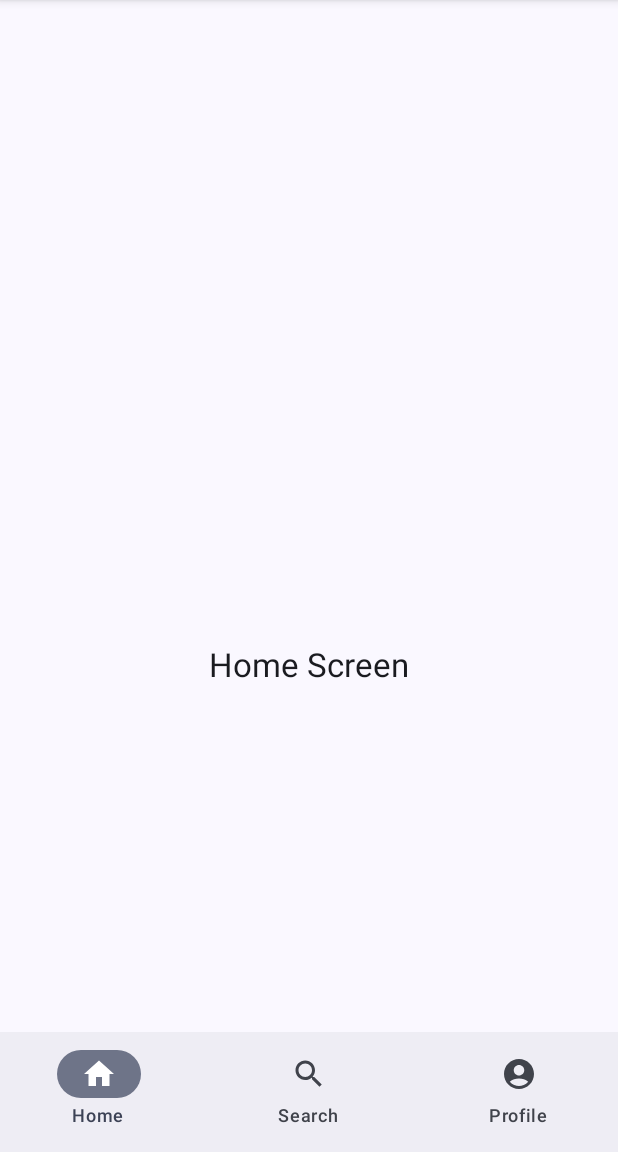
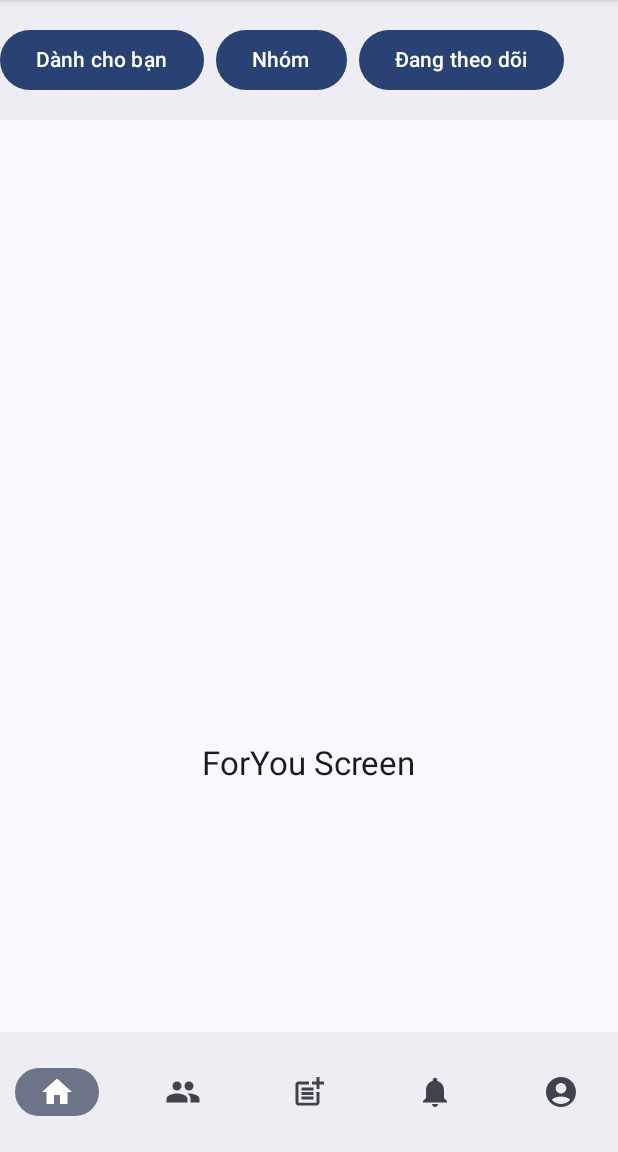
Before and after one commit to Thanh25102/SocialNetwork, an Android app built with Jetpack Compose: the screen it shows after launch (MainActivity), on a phone screen of 412 x 824 dp, the part 84-1236 px from its top. Run offline under Robolectric (Android 15) with nearby library versions, the phone set to English and light mode, and no system bars; our stand-ins replace Dagger/Hilt's generated code.

Commit message:
feat(setup): done setup route

```diff
--- a/app/src/main/java/tech/mobile/social/MainActivity.kt
+++ b/app/src/main/java/tech/mobile/social/MainActivity.kt
@@ -8,6 +8,7 @@ import androidx.compose.material3.MaterialTheme
 import androidx.compose.material3.Surface
 import androidx.compose.ui.Modifier
 import dagger.hilt.android.AndroidEntryPoint
+import tech.mobile.social.navigation.RootNavigation
 import tech.mobile.social.ui.theme.NavigationBarTheme
 
 @AndroidEntryPoint
@@ -26,7 +27,7 @@ class MainActivity : AppCompatActivity() {
 //                    onDismissCountryDialog = {},
 //                )
                 Surface(modifier = Modifier.fillMaxSize(), color = MaterialTheme.colorScheme.background) {
-                    BottomNavigationBar()
+                    RootNavigation()
                 }
             }
 
--- a/app/src/main/java/tech/mobile/social/Screens.kt
+++ b/app/src/main/java/tech/mobile/social/Screens.kt
@@ -2,6 +2,20 @@ package tech.mobile.social
 
 sealed class Screens(val route: String) {
     data object Home : Screens("home")
-    data object Search : Screens("search")
+    data object Friends : Screens("friends")
+    data object Post : Screens("post")
+    data object Notification : Screens("notification")
     data object Profile : Screens("profile")
+
+    data object Login : Screens("login")
+    data object Register : Screens("register")
+    data object ForgotPassword : Screens("forgot-password")
+
+    data object Auth : Screens("auth")
+    data object AppRoot : Screens("app")
+
+
+    data object ForYou : Screens("for-you")
+    data object Group : Screens("group")
+    data object Following : Screens("following")
 }
--- /dev/null
+++ b/app/src/main/java/tech/mobile/social/navigation/RootNavigation.kt
@@ -0,0 +1,40 @@
+package tech.mobile.social.navigation
+
+import androidx.compose.runtime.Composable
+import androidx.navigation.compose.NavHost
+import androidx.navigation.compose.composable
+import androidx.navigation.compose.navigation
+import androidx.navigation.compose.rememberNavController
+import tech.mobile.social.navigation.app.BottomNavigationBar
+import tech.mobile.social.Screens
+import tech.mobile.social.screens.LoginScreen
+
+@Composable
+fun RootNavigation() {
+    val navController = rememberNavController()
+    NavHost(navController = navController, startDestination = Screens.AppRoot.route) {
+        //auth navigation
+        navigation(
+            startDestination = Screens.Login.route, route = Screens.Auth.route
+        ){
+            composable(route = Screens.Login.route) {
+                LoginScreen(navController)
+            }
+            composable(route = Screens.Register.route) {
+                LoginScreen(navController)
+            }
+            composable(route = Screens.ForgotPassword.route) {
+                LoginScreen(navController)
+            }
+        }
+
+        //app navigation
+        navigation(
+            startDestination = Screens.Home.route, route = Screens.AppRoot.route
+        ){
+            composable(Screens.Home.route) {
+                BottomNavigationBar(rootNavController = navController)
+            }
+        }
+    }
+}
--- a/app/src/main/java/tech/mobile/social/BottomNavigationBar.kt
+++ b/app/src/main/java/tech/mobile/social/navigation/app/BottomNavigationBar.kt
@@ -1,4 +1,4 @@
-package tech.mobile.social
+package tech.mobile.social.navigation.app
 
 import androidx.compose.foundation.layout.fillMaxSize
 import androidx.compose.foundation.layout.padding
@@ -6,17 +6,18 @@ import androidx.compose.material3.*
 import androidx.compose.runtime.Composable
 import androidx.compose.runtime.getValue
 import androidx.compose.ui.Modifier
+import androidx.navigation.NavController
 import androidx.navigation.NavGraph.Companion.findStartDestination
-import androidx.navigation.compose.NavHost
-import androidx.navigation.compose.composable
-import androidx.navigation.compose.currentBackStackEntryAsState
-import androidx.navigation.compose.rememberNavController
-import tech.mobile.social.screens.HomeScreen
-import tech.mobile.social.screens.ProfileScreen
-import tech.mobile.social.screens.SearchScreen
+import androidx.navigation.compose.*
+import tech.mobile.social.Screens
+import tech.mobile.social.navigation.app.home.HomeNavBar
+import tech.mobile.social.screens.*
+import tech.mobile.social.screens.home.FlowingScreen
+import tech.mobile.social.screens.home.ForYouScreen
+import tech.mobile.social.screens.home.GroupScreen
 
 @Composable
-fun BottomNavigationBar() {
+fun BottomNavigationBar(rootNavController:NavController) {
     val navController = rememberNavController()
     val navBackStackEntry by navController.currentBackStackEntryAsState()
     val currentDestination = navBackStackEntry?.destination
@@ -27,9 +28,9 @@ fun BottomNavigationBar() {
                 BottomNavigationItem().bottomNavigationItems().forEachIndexed { _, navigationItem ->
                     NavigationBarItem(
                         selected = navigationItem.route == currentDestination?.route,
-                        label = {
-                            Text(navigationItem.title)
-                        },
+//                        label = {
+//                            Text(navigationItem.title)
+//                        },
                         icon = {
                             Icon(
                                 navigationItem.icon,
@@ -56,10 +57,17 @@ fun BottomNavigationBar() {
             modifier = Modifier.padding(paddingValues = paddingValues)
         ) {
             composable(Screens.Home.route) {
-                HomeScreen(navController)
+                HomeNavBar(navController)
             }
-            composable(Screens.Search.route) {
-                SearchScreen(navController)
+
+            composable(Screens.Friends.route) {
+                FriendsScreen(navController)
+            }
+            composable(Screens.Post.route) {
+                PostScreen(navController)
+            }
+            composable(Screens.Notification.route) {
+                NotificationScreen(navController)
             }
             composable(Screens.Profile.route) {
                 ProfileScreen(navController)
--- a/app/src/main/java/tech/mobile/social/BottomNavigationItem.kt
+++ b/app/src/main/java/tech/mobile/social/navigation/app/BottomNavigationItem.kt
@@ -1,10 +1,9 @@
-package tech.mobile.social
+package tech.mobile.social.navigation.app
 
 import androidx.compose.material.icons.Icons
-import androidx.compose.material.icons.filled.AccountCircle
-import androidx.compose.material.icons.filled.Home
-import androidx.compose.material.icons.filled.Search
+import androidx.compose.material.icons.filled.*
 import androidx.compose.ui.graphics.vector.ImageVector
+import tech.mobile.social.Screens
 
 data class BottomNavigationItem(
     val route: String = "",
@@ -13,7 +12,9 @@ data class BottomNavigationItem(
 ) {
     fun bottomNavigationItems() = listOf(
         BottomNavigationItem(Screens.Home.route, "Home", Icons.Filled.Home),
-        BottomNavigationItem(Screens.Search.route, "Search", Icons.Filled.Search),
+        BottomNavigationItem(Screens.Friends.route, "Friends", Icons.Filled.Group),
+        BottomNavigationItem(Screens.Post.route, "Post", Icons.Filled.PostAdd),
+        BottomNavigationItem(Screens.Notification.route, "Notification", Icons.Filled.Notifications),
         BottomNavigationItem(Screens.Profile.route, "Profile", Icons.Filled.AccountCircle)
     )
 
--- /dev/null
+++ b/app/src/main/java/tech/mobile/social/navigation/app/home/HomeNavBar.kt
@@ -0,0 +1,66 @@
+package tech.mobile.social.navigation.app.home
+
+import androidx.compose.foundation.layout.fillMaxSize
+import androidx.compose.foundation.layout.padding
+import androidx.compose.material3.Button
+import androidx.compose.material3.NavigationBar
+import androidx.compose.material3.Scaffold
+import androidx.compose.material3.Text
+import androidx.compose.runtime.Composable
+import androidx.compose.runtime.getValue
+import androidx.compose.ui.Modifier
+import androidx.navigation.NavController
+import androidx.navigation.NavGraph.Companion.findStartDestination
+import androidx.navigation.compose.NavHost
+import androidx.navigation.compose.composable
+import androidx.navigation.compose.currentBackStackEntryAsState
+import androidx.navigation.compose.rememberNavController
+import tech.mobile.social.Screens
+import tech.mobile.social.screens.*
+import tech.mobile.social.screens.home.FlowingScreen
+import tech.mobile.social.screens.home.ForYouScreen
+import tech.mobile.social.screens.home.GroupScreen
+
+@Composable
+fun HomeNavBar(appNavController: NavController) {
+    val navController = rememberNavController()
+    val navBackStackEntry by navController.currentBackStackEntryAsState()
+    val currentDestination = navBackStackEntry?.destination
+
+    Scaffold(
+        modifier = Modifier.fillMaxSize(),
+        topBar = {
+            NavigationBar {
+                HomeNavItem().homeNavItems().forEachIndexed { _, navigationItem ->
+                    Button(onClick = {
+                        navController.navigate(navigationItem.route) {
+                            popUpTo(navController.graph.findStartDestination().id) {
+                                saveState = true
+                            }
+                            launchSingleTop = true
+                            restoreState = true
+                        }
+                    }) {
+                        Text(text = navigationItem.title)
+                    }
+                }
+            }
+        }
+    ) { paddingValues ->
+        NavHost(
+            navController = navController,
+            startDestination = Screens.ForYou.route,
+            modifier = Modifier.padding(paddingValues = paddingValues)
+        ) {
+            composable(Screens.ForYou.route) {
+                ForYouScreen(navController)
+            }
+            composable(Screens.Group.route) {
+                GroupScreen(navController)
+            }
+            composable(Screens.Following.route) {
+                FlowingScreen(navController)
+            }
+        }
+    }
+}
--- /dev/null
+++ b/app/src/main/java/tech/mobile/social/navigation/app/home/HomeNavItem.kt
@@ -0,0 +1,11 @@
+package tech.mobile.social.navigation.app.home
+
+import tech.mobile.social.Screens
+
+data class HomeNavItem ( val title:String="",val route:String="") {
+    fun homeNavItems() = listOf(
+        HomeNavItem("Dành cho bạn",Screens.ForYou.route),
+        HomeNavItem("Nhóm",Screens.Group.route),
+        HomeNavItem("Đang theo dõi",Screens.Following.route),
+    )
+}
--- /dev/null
+++ b/app/src/main/java/tech/mobile/social/screens/home/ForYouScreen.kt
@@ -0,0 +1,46 @@
+package tech.mobile.social.screens.home
+
+import androidx.compose.foundation.layout.*
+import androidx.compose.material3.MaterialTheme
+import androidx.compose.material3.Surface
+import androidx.compose.material3.Text
+import androidx.compose.runtime.Composable
+import androidx.compose.ui.Alignment
+import androidx.compose.ui.Modifier
+import androidx.compose.ui.draw.clip
+import androidx.compose.ui.unit.dp
+import androidx.navigation.NavController
+import tech.mobile.social.ui.theme.NavigationBarTheme
+
+@Composable
+fun ForYouScreen(navController: NavController) {
+    NavigationBarTheme {
+        Surface(
+            modifier = Modifier.fillMaxSize(),
+            color = MaterialTheme.colorScheme.background
+        ) {
+            Column(
+                modifier = Modifier
+                    .fillMaxSize()
+                    .padding(15.dp),
+                horizontalAlignment = Alignment.CenterHorizontally,
+                verticalArrangement = Arrangement.Center
+            ) {
+                Box(
+                    modifier = Modifier
+                        .fillMaxWidth()
+                        .height(250.dp)
+                        .padding(horizontal = 15.dp, vertical = 10.dp)
+                        .clip(MaterialTheme.shapes.large)
+                ) {
+
+                }
+                Text(
+                    "ForYou Screen",
+                    style = MaterialTheme.typography.titleLarge,
+                    modifier = Modifier.padding(vertical = 20.dp)
+                )
+            }
+        }
+    }
+}
```
Also changed, not shown: app/src/main/java/tech/mobile/social/screens/FriendsScreen.kt (added, +46 -0 lines), app/src/main/java/tech/mobile/social/screens/LoginScreen.kt (added, +49 -0 lines), app/src/main/java/tech/mobile/social/screens/NotificationScreen.kt (added, +46 -0 lines), app/src/main/java/tech/mobile/social/screens/PostScreen.kt (added, +46 -0 lines), app/src/main/java/tech/mobile/social/screens/home/FlowingScreen.kt (renamed from app/src/main/java/tech/mobile/social/screens/SearchScreen.kt, +3 -6 lines), app/src/main/java/tech/mobile/social/screens/home/GroupScreen.kt (added, +46 -0 lines).
